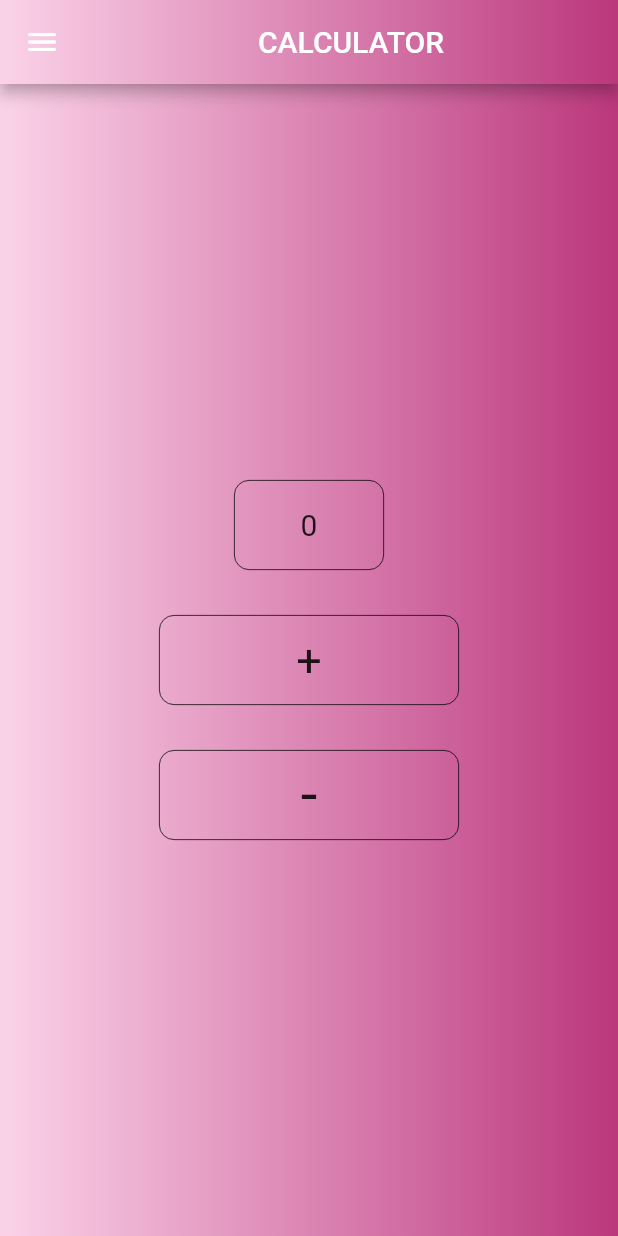
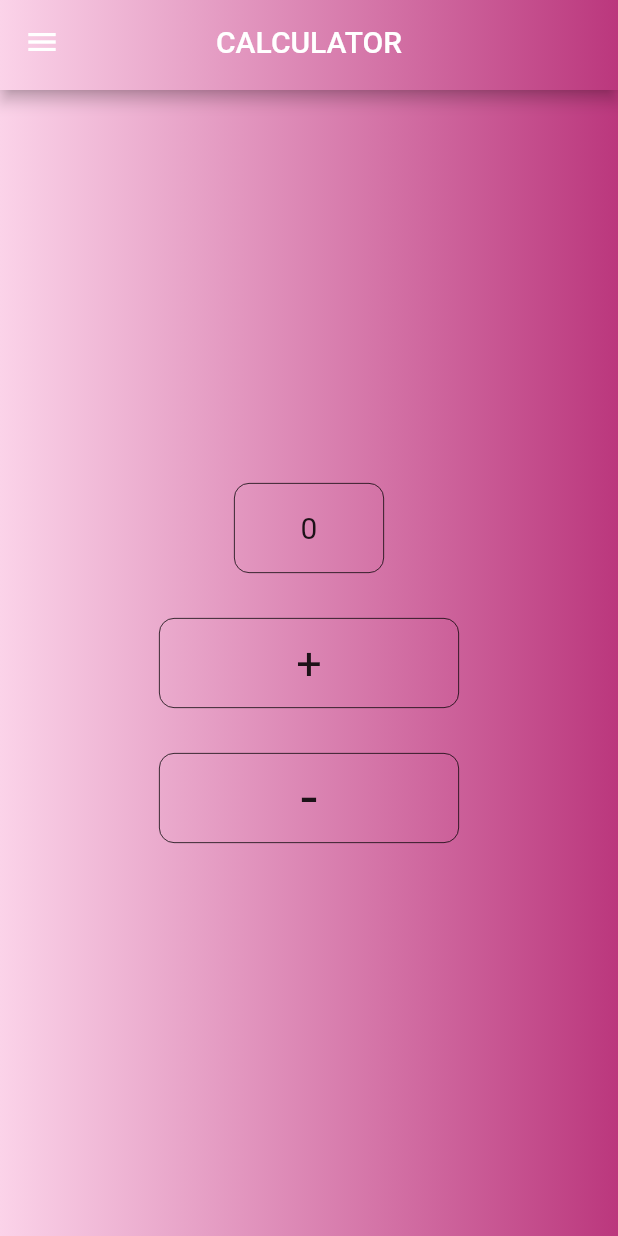
Before and after one commit to parentsmyworld/calculatorwithsidenavbar, a Flutter app: the screen it shows after launch, in the side drawer, after a tap on "Counter", on a phone screen of 412 x 824 dp. Run offline on Flutter 3.47's test engine with Material 2 defaults, Android fonts, the phone set to English and light mode, and no system bars; network calls fail.

Commit message:
appbar in separate

```diff
--- a/lib/main.dart
+++ b/lib/main.dart
@@ -1,5 +1,7 @@
 import 'package:flutter/material.dart';
 import 'package:flutter_calculatrwidsidenavbar/pages/addition.dart';
+import 'package:flutter_calculatrwidsidenavbar/pages/appbar.dart';
+
 import 'package:flutter_calculatrwidsidenavbar/pages/sidebar.dart';
 
 void main(){
@@ -11,17 +13,12 @@ class MyApp extends StatelessWidget {
     return MaterialApp(
       debugShowCheckedModeBanner: false,
       home: Scaffold(
-        appBar: AppBar(
-          flexibleSpace: Container(
-              decoration: BoxDecoration(
-                  gradient: LinearGradient(
-                      begin: Alignment.centerLeft,
-                      end: Alignment.centerRight,
-                      colors: [Color(0xffFBD3E9),Color(0xffBB377D)]))
-          ),
-          title:
-          Center(child: Text("CALCULATOR")),
-        ),
+        appBar: PreferredSize(
+            preferredSize: Size.fromHeight(60.0),
+            child: SafeArea(
+                child: AppBarr())),
+
+        //safearea is to maintain the status bar from getting overlapped with appbar
         drawer: Drawerr(),
         body: Add(),
       ),
--- a/lib/pages/appbar.dart
+++ b/lib/pages/appbar.dart
@@ -2,7 +2,9 @@ import 'package:flutter/material.dart';
 class AppBarr extends StatelessWidget {
   @override
   Widget build(BuildContext context) {
-    return AppBar(
+    return
+      AppBar(
+        centerTitle: true,
         flexibleSpace: Container(
             decoration: BoxDecoration(
                 gradient: LinearGradient(
@@ -11,7 +13,7 @@ class AppBarr extends StatelessWidget {
                     colors: [Color(0xffFBD3E9),Color(0xffBB377D)]))
         ),
         title:
-      Center(child: Text("CALCULATOR")),
+        Text("CALCULATOR"),
       );
   }
 }
--- a/lib/pages/counter.dart
+++ b/lib/pages/counter.dart
@@ -1,4 +1,5 @@
 import 'package:flutter/material.dart';
+import 'package:flutter_calculatrwidsidenavbar/pages/appbar.dart';
 import 'package:flutter_calculatrwidsidenavbar/pages/sidebar.dart';
 
 class Counter extends StatefulWidget {
@@ -13,17 +14,11 @@ class _CounterState extends State<Counter> {
     return MaterialApp(
       debugShowCheckedModeBanner: false,
       home: Scaffold(
-        appBar: AppBar(
-          flexibleSpace: Container(
-              decoration: BoxDecoration(
-                  gradient: LinearGradient(
-                      begin: Alignment.centerLeft,
-                      end: Alignment.centerRight,
-                      colors: [Color(0xffFBD3E9),Color(0xffBB377D)]))
-          ),
-          title:
-          Center(child: Text("CALCULATOR")),
-        ),
+        appBar: PreferredSize(
+            preferredSize: Size.fromHeight(60),
+            child: SafeArea(
+                child: AppBarr()),
+            ),
         drawer: Drawerr(),
         body: Container(
           padding: EdgeInsets.all(40),
```
Also changed, not shown: lib/pages/Subtraction.dart (+4 -11 lines), lib/pages/division.dart (+3 -11 lines), lib/pages/dup of main.dart (added, +27 -0 lines), lib/pages/multiplication.dart (+4 -11 lines), lib/pages/scaffold try.dart (added, +20 -0 lines). Lines whose indentation alone changed are shown as unchanged.
